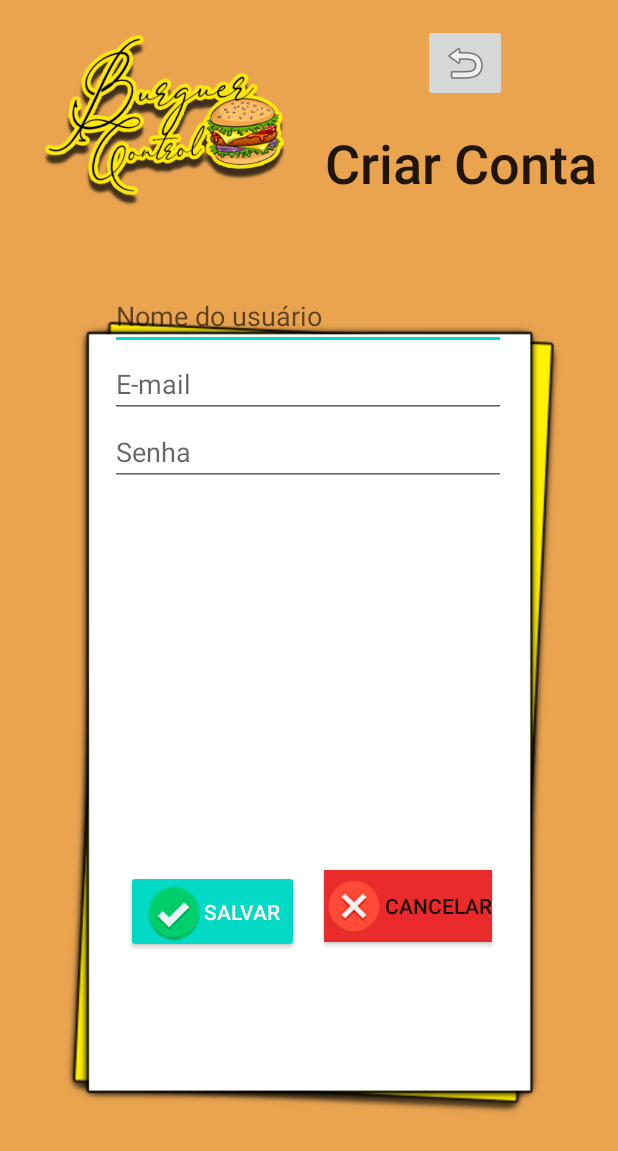
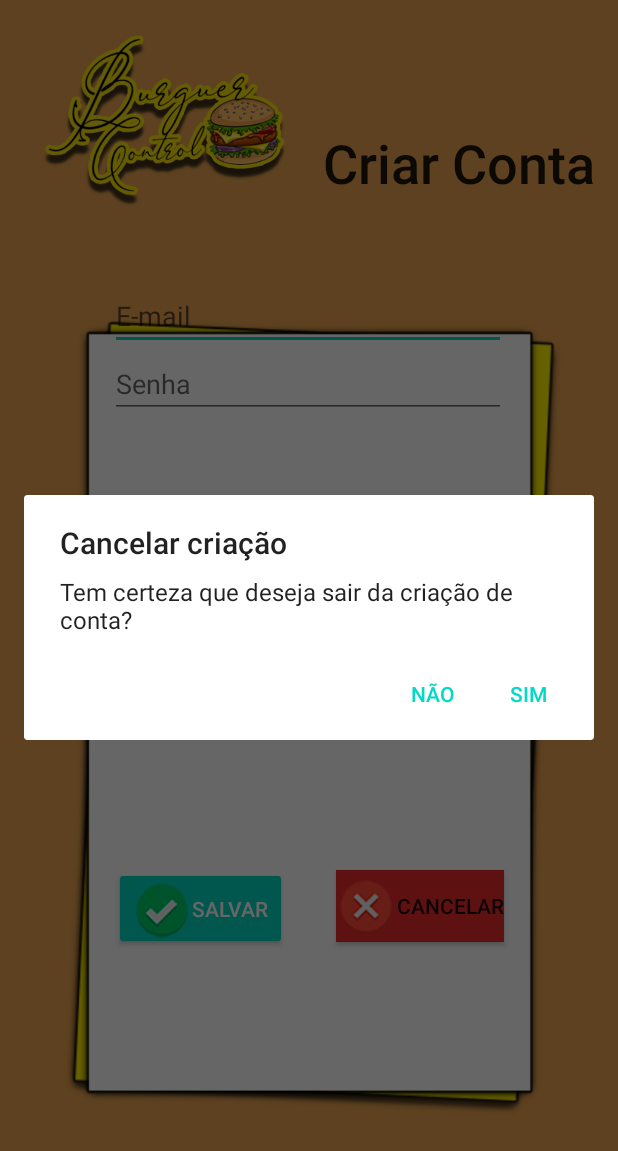
Before and after one commit to TyLuis/BurguerControl, an Android app: the criarConta screen opened directly, with no data from a screen before it, after a tap on "CANCELAR", on a phone screen of 412 x 824 dp. Shown: the top 1151 px of the screen. Run offline under Robolectric (Android 15) with nearby library versions, the phone set to English and light mode, and no system bars; our stand-ins replace Firebase (no records; nobody signed in at launch, a user with empty details on screens opened directly).

Commit message:
Criação do cadastro de usuario

```diff
--- a/app/src/main/java/com/example/BurguerControl/HamburguerActivity.java
+++ b/app/src/main/java/com/example/BurguerControl/HamburguerActivity.java
@@ -14,6 +14,7 @@ import android.widget.EditText;
 import android.widget.ListView;
 import android.widget.Toast;
 
+import com.example.BurguerControl.adaptador.HamburguerAdaptador;
 import com.example.BurguerControl.objetos.Burguer;
 import com.google.firebase.FirebaseApp;
 import com.google.firebase.auth.FirebaseAuth;
@@ -27,7 +28,7 @@ import java.util.ArrayList;
 import java.util.List;
 import java.util.UUID;
 
-public class HamburguerActivity extends AppCompatActivity {
+public class HamburguerActivity extends AppCompatActivity{
     FirebaseAuth autentica = FirebaseAuth.getInstance();
     ListView listBurguer;
     private ArrayList<Burguer> listaBurguer = new ArrayList<Burguer>();
@@ -82,6 +83,7 @@ public class HamburguerActivity extends AppCompatActivity {
                     listaBurguer.add(burguer);
                 }
                 arrayAdapterBurger = new ArrayAdapter<Burguer>(HamburguerActivity.this,android.R.layout.simple_list_item_1,listaBurguer);
+                /*HamburguerAdaptador hamburguerAdaptador = new HamburguerAdaptador(listaBurguer,this);*/
                 listBurguer.setAdapter(arrayAdapterBurger);
             }
             @Override
@@ -179,4 +181,5 @@ public class HamburguerActivity extends AppCompatActivity {
             }
         });
     }
+
 }
--- a/app/src/main/java/com/example/BurguerControl/criarConta.java
+++ b/app/src/main/java/com/example/BurguerControl/criarConta.java
@@ -12,6 +12,9 @@ import android.util.Log;
 import android.widget.EditText;
 import android.widget.Toast;
 import android.view.View;
+
+import com.example.BurguerControl.objetos.Conexao;
+import com.example.BurguerControl.objetos.Usuario;
 import com.google.android.gms.tasks.OnCompleteListener;
 import com.google.android.gms.tasks.Task;
 import com.google.firebase.auth.AuthResult;
@@ -21,50 +24,61 @@ import com.google.firebase.database.DatabaseReference;
 import com.google.firebase.database.FirebaseDatabase;
 
 public class criarConta extends AppCompatActivity {
-    FirebaseAuth autentica = FirebaseAuth.getInstance();
-    /*DatabaseReference referencia = FirebaseDatabase.getInstance().getReference();
-    EditText etNome = (EditText)findViewById(R.id.edtNomeUsuario);
-    EditText etEmail = (EditText)findViewById(R.id.edtEmail);
-    EditText etSenha = (EditText)findViewById(R.id.edtSenha);*/
+    private FirebaseAuth firebaseAuth;
+    DatabaseReference referencia = FirebaseDatabase.getInstance().getReference();
+    EditText etEmail;
+    EditText etSenha;
 
     @Override
     protected void onCreate(Bundle savedInstanceState) {
         super.onCreate(savedInstanceState);
         setContentView(R.layout.activity_criar_conta);
+       etEmail = (EditText)findViewById(R.id.edtEmail);
+       etSenha = (EditText)findViewById(R.id.edtSenha);
     }
 
-    public void voltarInicio(View view){
-        Intent intent = new Intent(this, MainActivity.class);
-        startActivity(intent);
+    @Override
+    protected void onStart() {
+        super.onStart();
+        firebaseAuth = Conexao.getFirebaseAuth();
     }
 
-   /* public void criandoConta(View view){
-        final DatabaseReference usuarios = referencia.child("usuarios");
-        final Usuario usuario = new Usuario();
-        final String email= etEmail.getText().toString();
-        final String senha= etSenha.getText().toString();
-        final String nomeUsuario = etNome.getText().toString();
-        usuario.setNomeUsuario(nomeUsuario);
-        usuario.setEmailUsuario(email);
-        usuario.setSenhaUsuario(senha);
-        usuarios.push().setValue(usuario);
-        autentica.createUserWithEmailAndPassword(email,senha)
-                .addOnCompleteListener(criarConta.this, new OnCompleteListener<AuthResult>() {
+    public void criandoConta(View view){
+        AlertDialog.Builder msgBox = new AlertDialog.Builder(this);
+        msgBox.setTitle("Criando conta");
+        msgBox.setMessage("Tem certeza que deseja criar essa conta?");
+        msgBox.setPositiveButton("Sim", new DialogInterface.OnClickListener() {
+            @Override
+            public void onClick(DialogInterface dialog, int which) {
+                String email = etEmail.getText().toString().trim();
+                String senha = etSenha.getText().toString().trim();
+                firebaseAuth.createUserWithEmailAndPassword(email,senha).addOnCompleteListener(criarConta.this, new OnCompleteListener<AuthResult>() {
                     @Override
                     public void onComplete(@NonNull Task<AuthResult> task) {
-                        if(task.isSuccessful()){
-                            String sucesso = "Usuário cadastrado com sucesso!";
-                            Log.i("CreateUser","Sucesso ao cadastrar usuário!");
-                            Toast toast = Toast.makeText(getApplicationContext(),sucesso,Toast.LENGTH_SHORT);
-                            toast.show();
+                        if (task.isSuccessful()){
+                            Toast.makeText(getApplicationContext(),"Usuario cadastrado com sucesso!", Toast.LENGTH_LONG).show();
                         }else{
-                            String falha = "Erro ao cadastrar o usuário!";
-                            Log.i("CreateUser","Erro ao cadastrar usuário!");
-                            Toast toast = Toast.makeText(getApplicationContext(),falha,Toast.LENGTH_SHORT);
-                            toast.show();
-                                }
-                            }
-                        });
+                            Toast.makeText(getApplicationContext(),"Erro ao cadastrar usuário!", Toast.LENGTH_LONG).show();
+                        }
+                    }
+                });
+            }
+        });
+        msgBox.setNegativeButton("Não", new DialogInterface.OnClickListener() {
+            @Override
+            public void onClick(DialogInterface dialog, int which) {
+                Toast.makeText(criarConta.this,"Ação Cancelada",Toast.LENGTH_LONG);
+                dialog.dismiss();
+            }
+        });
+        AlertDialog alert = msgBox.create();
+        alert.show();
+        limparCampos();
+    }
+
+    private void limparCampos() {
+        etEmail.setText("");
+        etSenha.setText("");
     }
 
     public void alertCancelar(View view){
@@ -74,7 +88,7 @@ public class criarConta extends AppCompatActivity {
         msgBox.setPositiveButton("Sim", new DialogInterface.OnClickListener() {
             @Override
             public void onClick(DialogInterface dialogInterface, int i) {
-
+                finish();
             }
         });
         msgBox.setNegativeButton("Não", new DialogInterface.OnClickListener() {
@@ -86,5 +100,5 @@ public class criarConta extends AppCompatActivity {
         });
         AlertDialog alert = msgBox.create();
         alert.show();
-    }*/
+    }
 }
--- a/app/src/main/java/com/example/BurguerControl/ingredientes.java
+++ b/app/src/main/java/com/example/BurguerControl/ingredientes.java
@@ -28,7 +28,7 @@ import java.util.UUID;
 
 public class ingredientes extends AppCompatActivity {
     FirebaseAuth autentica = FirebaseAuth.getInstance();
-    EditText etDescricaoIngrediente;
+    EditText etDescricaoIngrediente, etValorIngrediente;
     FirebaseDatabase firebaseDatabase;
     DatabaseReference databaseReference;
     ListView listIngredientes;
@@ -41,6 +41,7 @@ public class ingredientes extends AppCompatActivity {
         setContentView(R.layout.activity_ingredientes);
         etDescricaoIngrediente = (EditText)findViewById(R.id.edtNomeIngrediente);
         listIngredientes = (ListView)findViewById(R.id.lvIngredientes);
+        etValorIngrediente = (EditText)findViewById(R.id.edtValorIngrediente);
 
         inicializarFirebase();
         eventoDataBase();
@@ -109,6 +110,7 @@ public class ingredientes extends AppCompatActivity {
                 Ingrediente ingrediente = new Ingrediente();
                 ingrediente.setIdIngrediente(UUID.randomUUID().toString());
                 ingrediente.setDescricaoIngrediente(etDescricaoIngrediente.getText().toString());
+                ingrediente.setValorIngrediente(Float.valueOf(etValorIngrediente.getText().toString()));
 
                 databaseReference.child("Ingrediente").child(ingrediente.getIdIngrediente()).setValue(ingrediente);
                 limparcampos();
--- a/app/src/main/res/layout/activity_criar_conta.xml
+++ b/app/src/main/res/layout/activity_criar_conta.xml
@@ -25,6 +25,8 @@
         android:layout_width="wrap_content"
         android:layout_height="wrap_content"
         android:layout_marginTop="84dp"
+        android:layout_marginEnd="4dp"
+        android:layout_marginRight="4dp"
         android:clickable="false"
         android:editable="false"
         android:text="Criar Conta"
@@ -90,14 +92,6 @@
             android:orientation="vertical">
 
             <EditText
-                android:id="@+id/edtNomeUsuario"
-                android:layout_width="match_parent"
-                android:layout_height="wrap_content"
-                android:ems="10"
-                android:hint="Nome do usuário"
-                android:inputType="textPersonName" />
-
-            <EditText
                 android:id="@+id/edtEmail"
                 android:layout_width="match_parent"
                 android:layout_height="wrap_content"
@@ -120,11 +114,14 @@
         style="@style/Widget.AppCompat.Button.Colored"
         android:layout_width="wrap_content"
         android:layout_height="55dp"
-        android:layout_marginStart="84dp"
-        android:layout_marginLeft="84dp"
-        android:layout_marginTop="10dp"
+        android:layout_marginStart="76dp"
+        android:layout_marginLeft="76dp"
+        android:layout_marginTop="8dp"
         android:drawableLeft="@drawable/salvar"
+        android:onClick="criandoConta"
         android:text="Salvar"
+        app:layout_constraintEnd_toStartOf="@+id/btCancelarConta"
+        app:layout_constraintHorizontal_bias="0.0"
         app:layout_constraintStart_toStartOf="parent"
         app:layout_constraintTop_toBottomOf="@+id/scrollView7" />
 
@@ -133,8 +130,8 @@
         android:layout_width="wrap_content"
         android:layout_height="wrap_content"
         android:layout_marginTop="10dp"
-        android:layout_marginEnd="84dp"
-        android:layout_marginRight="84dp"
+        android:layout_marginEnd="76dp"
+        android:layout_marginRight="76dp"
         android:background="#EA2B2B"
         android:drawableLeft="@drawable/cancelar"
         android:onClick="alertCancelar"
@@ -142,15 +139,4 @@
         app:layout_constraintEnd_toEndOf="parent"
         app:layout_constraintTop_toBottomOf="@+id/scrollView7" />
 
-    <ImageButton
-        android:id="@+id/btVoltar"
-        android:layout_width="wrap_content"
-        android:layout_height="wrap_content"
-        android:onClick="voltarInicio"
-        app:layout_constraintBottom_toTopOf="@+id/txtCriar"
-        app:layout_constraintEnd_toEndOf="parent"
-        app:layout_constraintStart_toEndOf="@+id/imgLogo"
-        app:layout_constraintTop_toTopOf="parent"
-        app:srcCompat="@android:drawable/ic_menu_revert" />
-
 </androidx.constraintlayout.widget.ConstraintLayout>
```
Also changed, not shown: app/src/main/java/com/example/BurguerControl/MainActivity.java (+4 -4 lines), app/src/main/java/com/example/BurguerControl/adaptador/HamburguerAdaptador.java (added, +57 -0 lines), app/src/main/java/com/example/BurguerControl/objetos/Conexao.java (added, +40 -0 lines), app/src/main/java/com/example/BurguerControl/objetos/Ingrediente.java (+9 -0 lines), app/src/main/res/layout/activity_gerencia.xml (+7 -16 lines), app/src/main/res/layout/activity_ingredientes.xml (+8 -0 lines), app/src/main/res/layout/activity_pedido.xml (+0 -14 lines), app/src/main/res/layout/activity_principal_menu.xml (+16 -26 lines).
